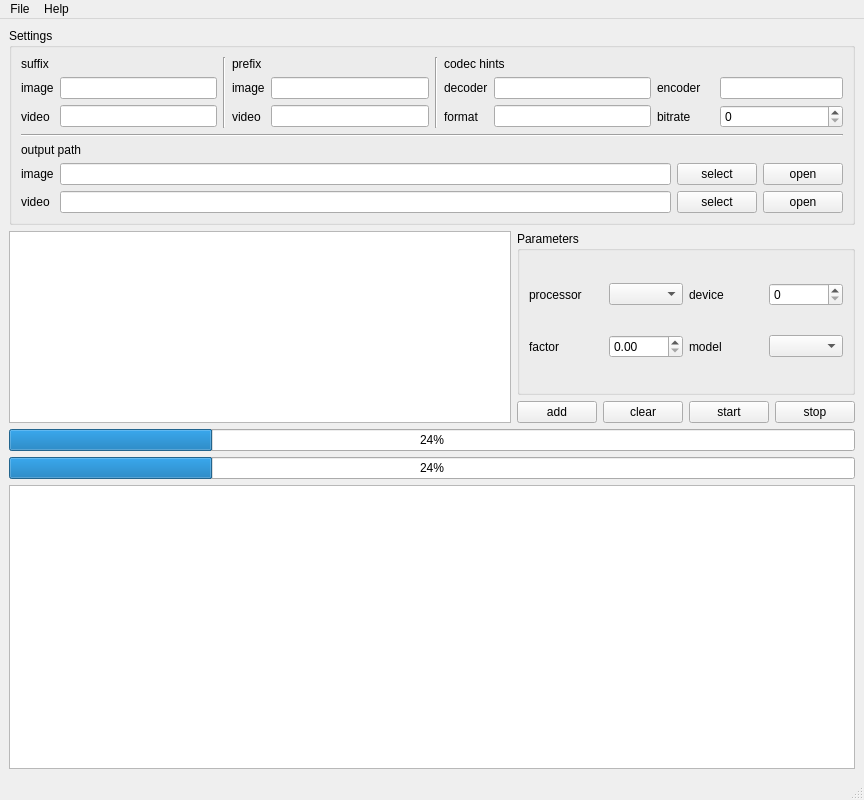
Old version of the form gui/ui/MainWindow.ui in the repository TianZerL/Anime4KCPP.
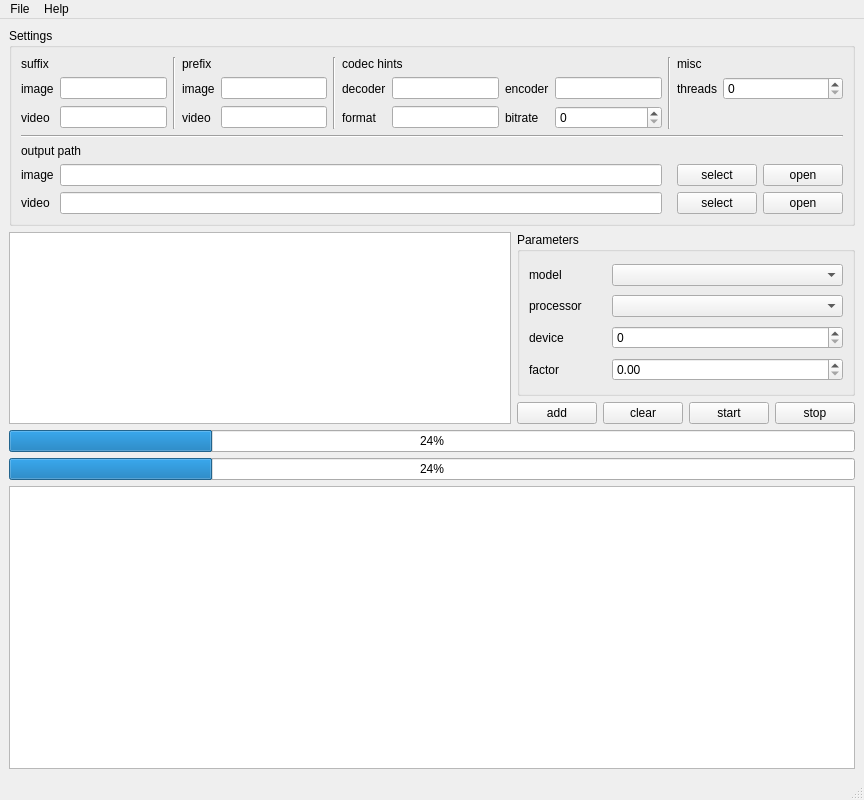
New version of the form.

Diff of the .ui file:
```diff
--- a/gui/ui/MainWindow.ui
+++ b/gui/ui/MainWindow.ui
@@ -14,24 +14,69 @@
    <string>Anime4KCPP</string>
   </property>
   <widget class="QWidget" name="widget_main">
-   <layout class="QGridLayout" name="gridLayout_5">
+   <layout class="QGridLayout" name="grid_layout_main">
+    <item row="2" column="3">
+     <widget class="QPushButton" name="push_button_task_list_start">
+      <property name="text">
+       <string>start</string>
+      </property>
+     </widget>
+    </item>
+    <item row="2" column="4">
+     <widget class="QPushButton" name="push_button_task_list_stop">
+      <property name="text">
+       <string>stop</string>
+      </property>
+     </widget>
+    </item>
+    <item row="2" column="1">
+     <widget class="QPushButton" name="push_button_task_list_add">
+      <property name="text">
+       <string>add</string>
+      </property>
+     </widget>
+    </item>
+    <item row="5" column="0" colspan="5">
+     <widget class="QTextBrowser" name="text_browser_log"/>
+    </item>
+    <item row="3" column="0" colspan="5">
+     <widget class="QProgressBar" name="progress_bar_video_task">
+      <property name="value">
+       <number>24</number>
+      </property>
+     </widget>
+    </item>
     <item row="0" column="0" colspan="5">
      <widget class="QGroupBox" name="group_box_settings">
       <property name="title">
        <string>Settings</string>
       </property>
-      <layout class="QGridLayout" name="gridLayout">
-       <item row="2" column="3">
-        <widget class="QLabel" name="label_prefix_video">
+      <layout class="QGridLayout" name="grid_layout_settings">
+       <item row="0" column="0">
+        <widget class="QLabel" name="label_suffix">
          <property name="text">
-          <string>video</string>
+          <string>suffix</string>
          </property>
         </widget>
        </item>
-       <item row="2" column="8" colspan="2">
-        <widget class="QLabel" name="label_codec_hints_bitrate">
+       <item row="0" column="2" rowspan="3">
+        <widget class="Line" name="line_prefix">
+         <property name="orientation">
+          <enum>Qt::Orientation::Vertical</enum>
+         </property>
+        </widget>
+       </item>
+       <item row="0" column="3">
+        <widget class="QLabel" name="label_prefix">
          <property name="text">
-          <string>bitrate</string>
+          <string>prefix</string>
+         </property>
+        </widget>
+       </item>
+       <item row="0" column="5" rowspan="3">
+        <widget class="Line" name="line_decode_hints">
+         <property name="orientation">
+          <enum>Qt::Orientation::Vertical</enum>
          </property>
         </widget>
        </item>
@@ -42,6 +87,47 @@
          </property>
         </widget>
        </item>
+       <item row="0" column="10" rowspan="3">
+        <widget class="Line" name="line_misc">
+         <property name="orientation">
+          <enum>Qt::Orientation::Vertical</enum>
+         </property>
+        </widget>
+       </item>
+       <item row="0" column="11">
+        <widget class="QLabel" name="label_misc">
+         <property name="text">
+          <string>misc</string>
+         </property>
+        </widget>
+       </item>
+       <item row="1" column="0">
+        <widget class="QLabel" name="label_suffix_image">
+         <property name="text">
+          <string>image</string>
+         </property>
+        </widget>
+       </item>
+       <item row="1" column="1">
+        <widget class="QLineEdit" name="line_edit_suffix_image"/>
+       </item>
+       <item row="1" column="3">
+        <widget class="QLabel" name="label_prefix_image">
+         <property name="text">
+          <string>image</string>
+         </property>
+        </widget>
+       </item>
+       <item row="1" column="4">
+        <widget class="QLineEdit" name="line_edit_prefix_image"/>
+       </item>
+       <item row="1" column="6">
+        <widget class="QLabel" name="label_codec_hints_decoder">
+         <property name="text">
+          <string>decoder</string>
+         </property>
+        </widget>
+       </item>
        <item row="1" column="7">
         <widget class="QLineEdit" name="line_edit_codec_hints_decoder">
          <property name="toolTip">
@@ -49,46 +135,36 @@
          </property>
         </widget>
        </item>
-       <item row="1" column="10" colspan="2">
+       <item row="1" column="8">
+        <widget class="QLabel" name="label_codec_hints_encoder">
+         <property name="text">
+          <string>encoder</string>
+         </property>
+        </widget>
+       </item>
+       <item row="1" column="9">
         <widget class="QLineEdit" name="line_edit_codec_hints_encoder">
          <property name="toolTip">
           <string>&lt;html&gt;&lt;head/&gt;&lt;body&gt;&lt;p&gt;&lt;span style=&quot; font-weight:700;&quot;&gt;The encoder name passed to FFmpeg's library.&lt;/span&gt;&lt;/p&gt;&lt;p&gt;This setting determines the output codec, and controls hardware acceleration support. Available values depend on the version of the library. Refer to FFmpeg documentation for details.&lt;/p&gt;&lt;p&gt;&lt;span style=&quot; font-weight:700;&quot;&gt;Leave blank&lt;/span&gt;: Auto-select the encoder based on the file extension.&lt;/p&gt;&lt;p&gt;&lt;span style=&quot; font-weight:700;&quot;&gt;Typical options&lt;/span&gt;: libopenh264, libx264, libx265, h264_qsv, hevc_qsv, h264_nvenc, hevc_nvenc, h264_amf, hevc_amf, etc.&lt;/p&gt;&lt;/body&gt;&lt;/html&gt;</string>
          </property>
         </widget>
        </item>
-       <item row="1" column="0">
-        <widget class="QLabel" name="label_suffix_image">
+       <item row="1" column="11">
+        <widget class="QLabel" name="label_misc_threads">
          <property name="text">
-          <string>image</string>
+          <string>threads</string>
          </property>
         </widget>
        </item>
-       <item row="1" column="1">
-        <widget class="QLineEdit" name="line_edit_suffix_image"/>
-       </item>
-       <item row="6" column="9" colspan="2">
-        <widget class="QPushButton" name="push_button_output_path_video_select">
-         <property name="text">
-          <string>select</string>
-         </property>
-        </widget>
-       </item>
-       <item row="2" column="10" colspan="2">
-        <widget class="QSpinBox" name="spin_box_codec_hints_bitrate">
+       <item row="1" column="12" colspan="2">
+        <widget class="QSpinBox" name="spin_box_misc_threads">
          <property name="toolTip">
           <string>&lt;html&gt;&lt;head/&gt;&lt;body&gt;&lt;p&gt;&lt;span style=&quot; font-weight:700;&quot;&gt;The bitrate passed to FFmpeg's library.&lt;/span&gt;&lt;/p&gt;&lt;p&gt;This affects the output video's file size and quality. The unit is &lt;span style=&quot; font-weight:700;&quot;&gt;kb/s&lt;/span&gt;.&lt;/p&gt;&lt;p&gt;&lt;span style=&quot; font-weight:700;&quot;&gt;Leave blank&lt;/span&gt;: auto-select the bitrate based on the input file.&lt;/p&gt;&lt;/body&gt;&lt;/html&gt;</string>
          </property>
         </widget>
        </item>
-       <item row="4" column="0" colspan="2">
-        <widget class="QLabel" name="label_output_path">
-         <property name="text">
-          <string>output path</string>
-         </property>
-        </widget>
-       </item>
-       <item row="6" column="0">
-        <widget class="QLabel" name="label_output_path_video">
+       <item row="2" column="0">
+        <widget class="QLabel" name="label_suffix_video">
          <property name="text">
           <string>video</string>
          </property>
@@ -97,19 +173,15 @@
        <item row="2" column="1">
         <widget class="QLineEdit" name="line_edit_suffix_video"/>
        </item>
-       <item row="0" column="5" rowspan="3">
-        <widget class="Line" name="line_decode_hints">
-         <property name="orientation">
-          <enum>Qt::Orientation::Vertical</enum>
+       <item row="2" column="3">
+        <widget class="QLabel" name="label_prefix_video">
+         <property name="text">
+          <string>video</string>
          </property>
         </widget>
        </item>
-       <item row="3" column="0" colspan="12">
-        <widget class="Line" name="line_output_path">
-         <property name="orientation">
-          <enum>Qt::Orientation::Horizontal</enum>
-         </property>
-        </widget>
+       <item row="2" column="4">
+        <widget class="QLineEdit" name="line_edit_prefix_video"/>
        </item>
        <item row="2" column="6">
         <widget class="QLabel" name="label_codec_hints_format">
@@ -118,13 +190,6 @@
          </property>
         </widget>
        </item>
-       <item row="6" column="11">
-        <widget class="QPushButton" name="push_button_output_path_video_open">
-         <property name="text">
-          <string>open</string>
-         </property>
-        </widget>
-       </item>
        <item row="2" column="7">
         <widget class="QLineEdit" name="line_edit_codec_hints_format">
          <property name="toolTip">
@@ -132,11 +197,33 @@
          </property>
         </widget>
        </item>
-       <item row="5" column="1" colspan="8">
-        <widget class="QLineEdit" name="line_edit_output_path_image"/>
+       <item row="2" column="8">
+        <widget class="QLabel" name="label_codec_hints_bitrate">
+         <property name="text">
+          <string>bitrate</string>
+         </property>
+        </widget>
        </item>
-       <item row="2" column="4">
-        <widget class="QLineEdit" name="line_edit_prefix_video"/>
+       <item row="2" column="9">
+        <widget class="QSpinBox" name="spin_box_codec_hints_bitrate">
+         <property name="toolTip">
+          <string>&lt;html&gt;&lt;head/&gt;&lt;body&gt;&lt;p&gt;&lt;span style=&quot; font-weight:700;&quot;&gt;The bitrate passed to FFmpeg's library.&lt;/span&gt;&lt;/p&gt;&lt;p&gt;This affects the output video's file size and quality. The unit is &lt;span style=&quot; font-weight:700;&quot;&gt;kb/s&lt;/span&gt;.&lt;/p&gt;&lt;p&gt;&lt;span style=&quot; font-weight:700;&quot;&gt;Leave blank&lt;/span&gt;: auto-select the bitrate based on the input file.&lt;/p&gt;&lt;/body&gt;&lt;/html&gt;</string>
+         </property>
+        </widget>
+       </item>
+       <item row="3" column="0" colspan="14">
+        <widget class="Line" name="line_output_path">
+         <property name="orientation">
+          <enum>Qt::Orientation::Horizontal</enum>
+         </property>
+        </widget>
+       </item>
+       <item row="4" column="0" colspan="2">
+        <widget class="QLabel" name="label_output_path">
+         <property name="text">
+          <string>output path</string>
+         </property>
+        </widget>
        </item>
        <item row="5" column="0">
         <widget class="QLabel" name="label_output_path_image">
@@ -145,72 +232,44 @@
          </property>
         </widget>
        </item>
-       <item row="5" column="11">
+       <item row="5" column="1" colspan="9">
+        <widget class="QLineEdit" name="line_edit_output_path_image"/>
+       </item>
+       <item row="5" column="11" colspan="2">
+        <widget class="QPushButton" name="push_button_output_path_image_select">
+         <property name="text">
+          <string>select</string>
+         </property>
+        </widget>
+       </item>
+       <item row="5" column="13">
         <widget class="QPushButton" name="push_button_output_path_image_open">
          <property name="text">
           <string>open</string>
          </property>
         </widget>
        </item>
-       <item row="1" column="8" colspan="2">
-        <widget class="QLabel" name="label_codec_hints_encoder">
+       <item row="6" column="0">
+        <widget class="QLabel" name="label_output_path_video">
          <property name="text">
-          <string>encoder</string>
+          <string>video</string>
          </property>
         </widget>
        </item>
-       <item row="1" column="4">
-        <widget class="QLineEdit" name="line_edit_prefix_image"/>
-       </item>
-       <item row="1" column="3">
-        <widget class="QLabel" name="label_prefix_image">
-         <property name="text">
-          <string>image</string>
-         </property>
-        </widget>
-       </item>
-       <item row="0" column="2" rowspan="3">
-        <widget class="Line" name="line_prefix">
-         <property name="orientation">
-          <enum>Qt::Orientation::Vertical</enum>
-         </property>
-        </widget>
-       </item>
-       <item row="6" column="1" colspan="8">
+       <item row="6" column="1" colspan="9">
         <widget class="QLineEdit" name="line_edit_output_path_video"/>
        </item>
-       <item row="2" column="0">
-        <widget class="QLabel" name="label_suffix_video">
-         <property name="text">
-          <string>video</string>
-         </property>
-        </widget>
-       </item>
-       <item row="0" column="0" colspan="2">
-        <widget class="QLabel" name="label_suffix">
-         <property name="text">
-          <string>suffix</string>
-         </property>
-        </widget>
-       </item>
-       <item row="1" column="6">
-        <widget class="QLabel" name="label_codec_hints_decoder">
-         <property name="text">
-          <string>decoder</string>
-         </property>
-        </widget>
-       </item>
-       <item row="5" column="9" colspan="2">
-        <widget class="QPushButton" name="push_button_output_path_image_select">
+       <item row="6" column="11" colspan="2">
+        <widget class="QPushButton" name="push_button_output_path_video_select">
          <property name="text">
           <string>select</string>
          </property>
         </widget>
        </item>
-       <item row="0" column="3" colspan="2">
-        <widget class="QLabel" name="label_prefix">
+       <item row="6" column="13">
+        <widget class="QPushButton" name="push_button_output_path_video_open">
          <property name="text">
-          <string>prefix</string>
+          <string>open</string>
          </property>
         </widget>
        </item>
@@ -220,6 +279,20 @@
     <item row="1" column="0" rowspan="2">
      <widget class="QTableView" name="table_view_task_list"/>
     </item>
+    <item row="2" column="2">
+     <widget class="QPushButton" name="push_button_task_list_clear">
+      <property name="text">
+       <string>clear</string>
+      </property>
+     </widget>
+    </item>
+    <item row="4" column="0" colspan="5">
+     <widget class="QProgressBar" name="progress_bar_task_list">
+      <property name="value">
+       <number>24</number>
+      </property>
+     </widget>
+    </item>
     <item row="1" column="1" colspan="4">
      <widget class="QGroupBox" name="group_box_parameters">
       <property name="title">
@@ -227,101 +300,56 @@
       </property>
       <layout class="QGridLayout" name="gridLayout_4">
        <item row="0" column="0">
+        <widget class="QLabel" name="label_model">
+         <property name="text">
+          <string>model</string>
+         </property>
+        </widget>
+       </item>
+       <item row="0" column="1" colspan="3">
+        <widget class="QComboBox" name="combo_box_model"/>
+       </item>
+       <item row="1" column="0">
         <widget class="QLabel" name="label_processor">
          <property name="text">
           <string>processor</string>
          </property>
         </widget>
        </item>
-       <item row="0" column="1">
+       <item row="1" column="1" colspan="3">
         <widget class="QComboBox" name="combo_box_processor"/>
        </item>
-       <item row="0" column="2">
+       <item row="2" column="0">
         <widget class="QLabel" name="label_device">
          <property name="text">
           <string>device</string>
          </property>
         </widget>
        </item>
-       <item row="0" column="3">
+       <item row="2" column="1" colspan="3">
         <widget class="QSpinBox" name="spin_box_device">
          <property name="toolTip">
           <string>&lt;html&gt;&lt;head/&gt;&lt;body&gt;&lt;p&gt;For CPU, it represents different acceleration methods.&lt;/p&gt;&lt;p&gt;For GPU, it represents the devices to use.&lt;/p&gt;&lt;p&gt;Check available value in menu: &lt;span style=&quot; font-weight:700;&quot;&gt;Help-&amp;gt;List devices&lt;/span&gt;.&lt;/p&gt;&lt;/body&gt;&lt;/html&gt;</string>
          </property>
         </widget>
        </item>
-       <item row="1" column="0">
+       <item row="3" column="0">
         <widget class="QLabel" name="label_factor">
          <property name="text">
           <string>factor</string>
          </property>
         </widget>
        </item>
-       <item row="1" column="1">
+       <item row="3" column="1" colspan="3">
         <widget class="QDoubleSpinBox" name="double_spin_box_factor">
          <property name="toolTip">
           <string>Upscaling factor for each dimension.</string>
          </property>
         </widget>
        </item>
-       <item row="1" column="2">
-        <widget class="QLabel" name="label_model">
-         <property name="text">
-          <string>model</string>
-         </property>
-        </widget>
-       </item>
-       <item row="1" column="3">
-        <widget class="QComboBox" name="combo_box_model"/>
-       </item>
       </layout>
      </widget>
     </item>
-    <item row="2" column="1">
-     <widget class="QPushButton" name="push_button_task_list_add">
-      <property name="text">
-       <string>add</string>
-      </property>
-     </widget>
-    </item>
-    <item row="2" column="2">
-     <widget class="QPushButton" name="push_button_task_list_clear">
-      <property name="text">
-       <string>clear</string>
-      </property>
-     </widget>
-    </item>
-    <item row="2" column="3">
-     <widget class="QPushButton" name="push_button_task_list_start">
-      <property name="text">
-       <string>start</string>
-      </property>
-     </widget>
-    </item>
-    <item row="2" column="4">
-     <widget class="QPushButton" name="push_button_task_list_stop">
-      <property name="text">
-       <string>stop</string>
-      </property>
-     </widget>
-    </item>
-    <item row="3" column="0" colspan="5">
-     <widget class="QProgressBar" name="progress_bar_video_task">
-      <property name="value">
-       <number>24</number>
-      </property>
-     </widget>
-    </item>
-    <item row="4" column="0" colspan="5">
-     <widget class="QProgressBar" name="progress_bar_task_list">
-      <property name="value">
-       <number>24</number>
-      </property>
-     </widget>
-    </item>
-    <item row="5" column="0" colspan="5">
-     <widget class="QTextBrowser" name="text_browser_log"/>
-    </item>
    </layout>
   </widget>
   <widget class="QMenuBar" name="menubar">
```
Left out of the diff: 31 changed lines with no effect on the pictures.
